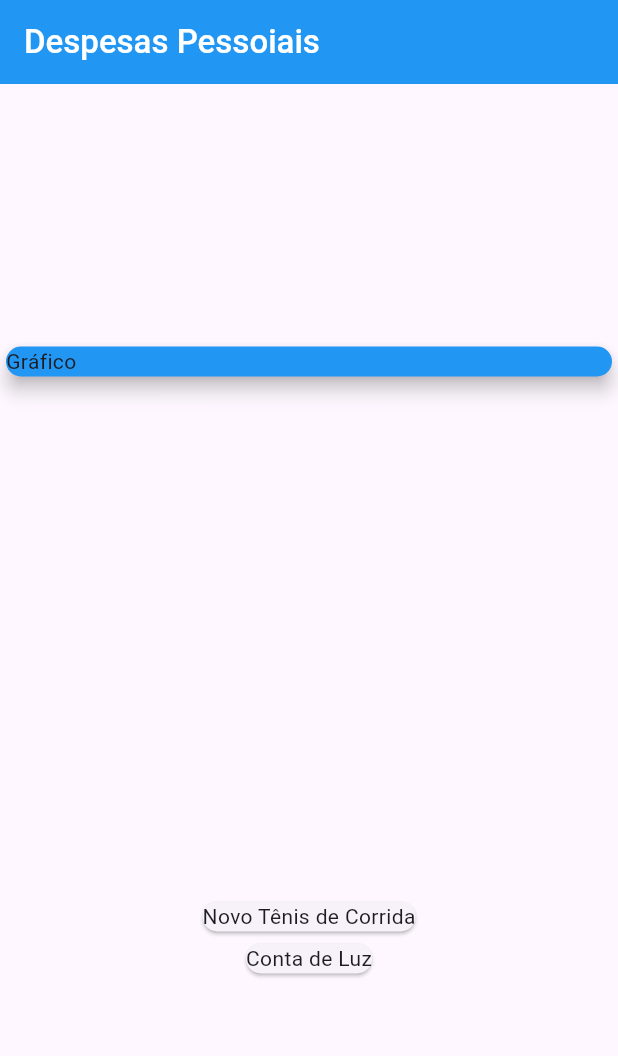
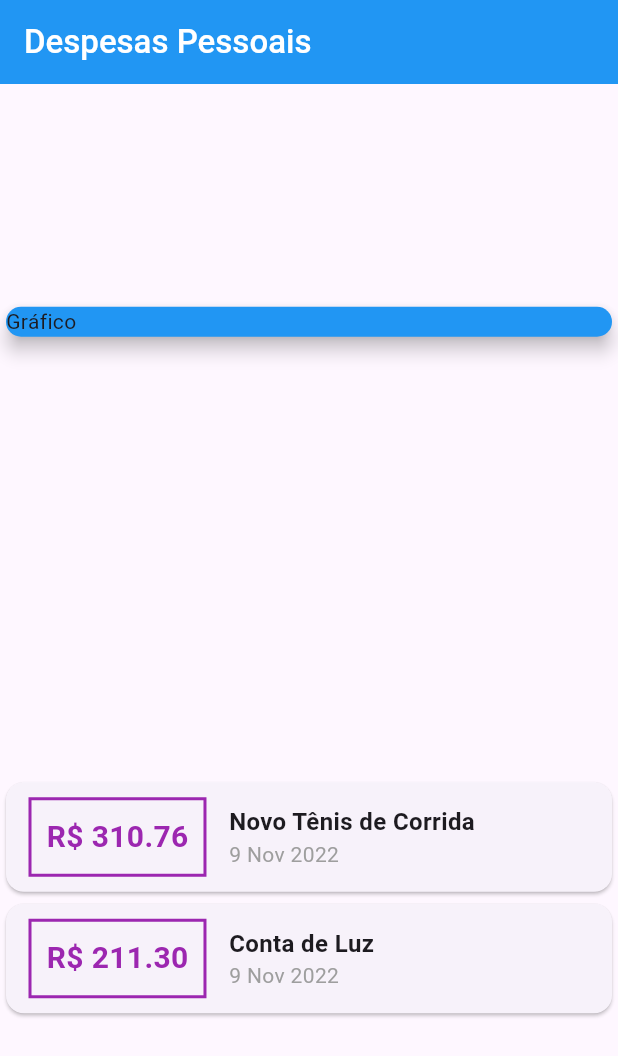
Before and after one commit to GabrielSchiavo/personal-expenses-app, a Flutter app: the screen it shows after launch, on a phone screen of 412 x 824 dp. Shown: the top 1056 px of the screen. Run offline on Flutter 3.47's test engine with Material 2 defaults, Android fonts, the phone set to English and light mode, and no system bars.

Commit message:
Início estilização lista de transações e uso do intl para formatar data

```diff
--- a/lib/main.dart
+++ b/lib/main.dart
@@ -1,5 +1,6 @@
 import './models/transaction.dart';
 import 'package:flutter/material.dart';
+import 'package:intl/intl.dart';
 
 main() => runApp(const ExpensesApp());
 
@@ -36,7 +37,7 @@
   Widget build(BuildContext context) {
     return Scaffold(
       appBar: AppBar(
-        title: const Text('Despesas Pessoiais',
+        title: const Text('Despesas Pessoais',
             style: TextStyle(fontWeight: FontWeight.w500)),
         backgroundColor: Colors.blue,
         foregroundColor: Colors.white,
@@ -55,7 +56,46 @@
           Column(
             children: _transactions.map((tr) {
               return Card(
-                child: Text(tr.title),
+                child: Row(
+                  children: <Widget>[
+                    Container(
+                      margin: const EdgeInsets.symmetric(
+                          horizontal: 15, vertical: 10),
+                      decoration: BoxDecoration(
+                          border: Border.all(
+                        color: Colors.purple,
+                        width: 2,
+                      )),
+                      padding: const EdgeInsets.all(10),
+                      child: Text(
+                        "R\$ ${tr.value.toStringAsFixed(2)}",
+                        style: const TextStyle(
+                          fontWeight: FontWeight.bold,
+                          fontSize: 20,
+                          color: Colors.purple,
+                        ),
+                      ),
+                    ),
+                    Column(
+                      crossAxisAlignment: CrossAxisAlignment.start,
+                      children: <Widget>[
+                        Text(
+                          tr.title,
+                          style: const TextStyle(
+                            fontWeight: FontWeight.bold,
+                            fontSize: 16,
+                          ),
+                        ),
+                        Text(
+                          DateFormat('d MMM y').format(tr.date),
+                          style: const TextStyle(
+                            color: Colors.grey,
+                          ),
+                        ),
+                      ],
+                    ),
+                  ],
+                ),
               );
             }).toList(),
 
@@ -68,6 +108,7 @@
             //     );
             //   }).toList(),
             // ],
+
           )
         ],
       ),
```
